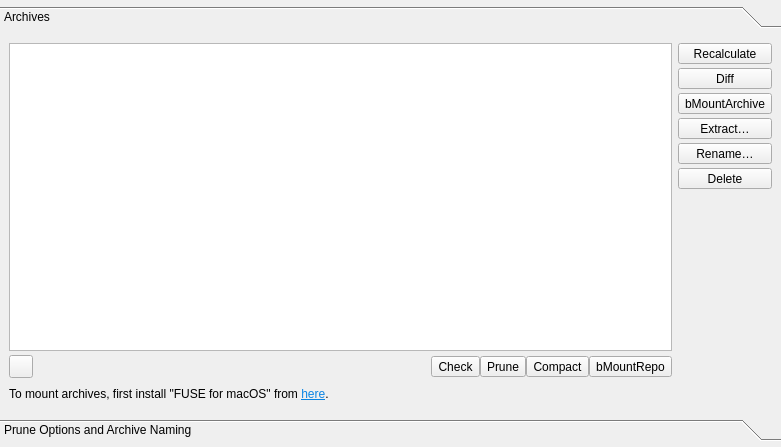
Above: src/vorta/assets/UI/archive_tab.ui from borgbase/vorta before the change. Below: the same form after it.
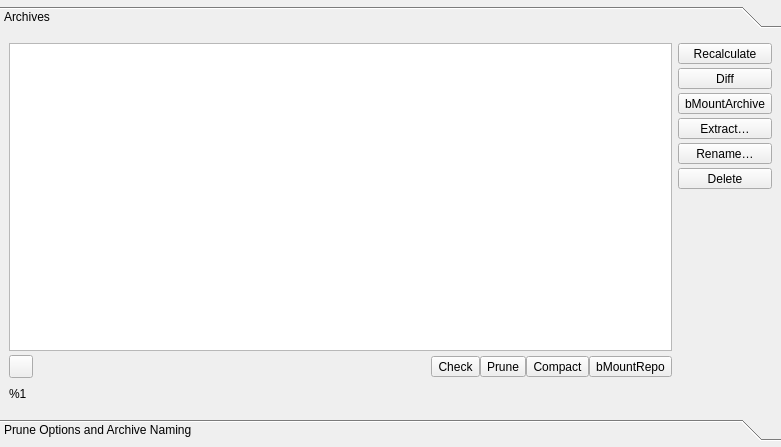
That is the form after the change.

```diff
--- a/src/vorta/assets/UI/archive_tab.ui
+++ b/src/vorta/assets/UI/archive_tab.ui
@@ -346,7 +346,7 @@
           </size>
          </property>
          <property name="text">
-          <string>&lt;html&gt;&lt;head/&gt;&lt;body&gt;&lt;p&gt;To mount archives, first install &amp;quot;FUSE for macOS&amp;quot; from &lt;a href=&quot;https://osxfuse.github.io/&quot;&gt;&lt;span style=&quot; text-decoration: underline; color:#0984e3;&quot;&gt;here&lt;/span&gt;&lt;/a&gt;.&lt;/p&gt;&lt;/body&gt;&lt;/html&gt;</string>
+          <string notr="true">&lt;html&gt;&lt;head/&gt;&lt;body&gt;&lt;p&gt;%1&lt;/p&gt;&lt;/body&gt;&lt;/html&gt;</string>
          </property>
          <property name="openExternalLinks">
           <bool>true</bool>
```
Left out of the diff: 4 changed lines with no effect on the pictures.
